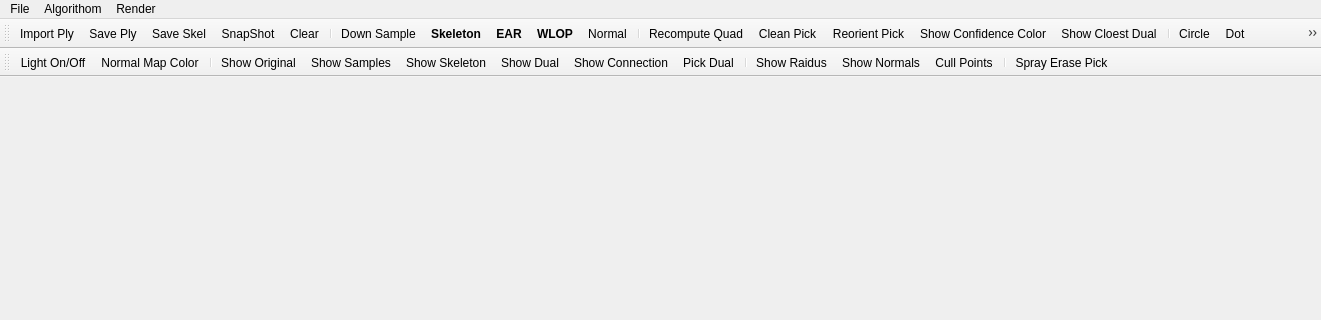
sunwaylive/Point-Cloud-Processing-2015, file point-cloud-2015/mainwindow.ui: the form before one commit; both pictures show x 0 to 1321 and y 0 to 320 of the 1321 by 573 pixel window.
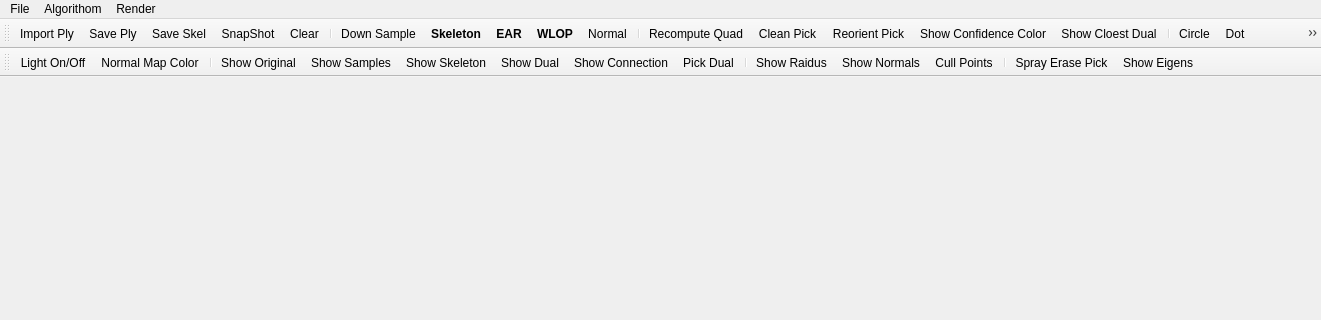
The form after the commit. Icons and pictures are not drawn.

```diff
--- a/point-cloud-2015/mainwindow.ui
+++ b/point-cloud-2015/mainwindow.ui
@@ -272,6 +272,7 @@
    <addaction name="actionCull_Points"/>
    <addaction name="separator"/>
    <addaction name="actionSpray_Erase"/>
+   <addaction name="actionShow_Eigens"/>
   </widget>
   <action name="actionImport_Ply">
    <property name="icon">
@@ -833,6 +834,14 @@
     <string>Add Samples To Original</string>
    </property>
   </action>
+  <action name="actionShow_Eigens">
+   <property name="checkable">
+    <bool>true</bool>
+   </property>
+   <property name="text">
+    <string>Show Eigens</string>
+   </property>
+  </action>
  </widget>
  <layoutdefault spacing="6" margin="11"/>
  <resources>
```
Left out of the diff: 1 changed line with no effect on the pictures.
